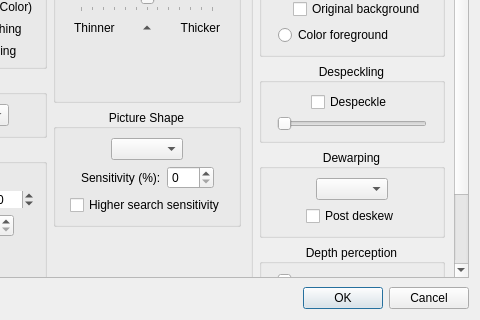
Qt form src/scantailor/app/ui/dialogs/DefaultParamsDialog.ui (adehad/py-scantailor) before a commit; both pictures show x 177 to 657 and y 235 to 555 of the 657 by 555 pixel window.
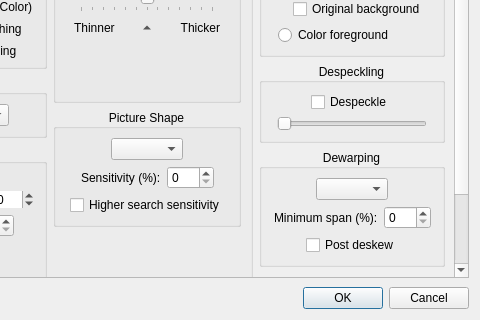
The same form after that commit. The open tabs and pages were chosen to show the change.

Commit message:
Ignore the scan border when tracing dewarp page edges; refuse auto models with too small a span
The minimum span is a parameter, and the Output stage shows each page's dewarp metrics.
Fixes #226. Fixes #227.

Patch:
```diff
--- a/src/scantailor/app/ui/dialogs/DefaultParamsDialog.ui
+++ b/src/scantailor/app/ui/dialogs/DefaultParamsDialog.ui
@@ -3578,6 +3578,56 @@
                   </item>
                  </layout>
                 </item>
+                <item>
+                 <layout class="QHBoxLayout" name="dewarpingMinSpanLayout">
+                  <item>
+                   <spacer name="dewarpingMinSpanSpacerLeft">
+                    <property name="orientation">
+                     <enum>Qt::Horizontal</enum>
+                    </property>
+                    <property name="sizeHint" stdset="0">
+                     <size>
+                      <width>1</width>
+                      <height>1</height>
+                     </size>
+                    </property>
+                   </spacer>
+                  </item>
+                  <item>
+                   <widget class="QLabel" name="dewarpingMinSpanLabel">
+                    <property name="text">
+                     <string>Minimum span (%):</string>
+                    </property>
+                   </widget>
+                  </item>
+                  <item>
+                   <widget class="QSpinBox" name="dewarpingMinSpanSB">
+                    <property name="toolTip">
+                     <string>Leave the page as it is when the curves found lie closer together than this share of the content height</string>
+                    </property>
+                    <property name="minimum">
+                     <number>0</number>
+                    </property>
+                    <property name="maximum">
+                     <number>100</number>
+                    </property>
+                   </widget>
+                  </item>
+                  <item>
+                   <spacer name="dewarpingMinSpanSpacerRight">
+                    <property name="orientation">
+                     <enum>Qt::Horizontal</enum>
+                    </property>
+                    <property name="sizeHint" stdset="0">
+                     <size>
+                      <width>1</width>
+                      <height>1</height>
+                     </size>
+                    </property>
+                   </spacer>
+                  </item>
+                 </layout>
+                </item>
                 <item>
                  <layout class="QHBoxLayout" name="horizontalLayout_21">
                   <item>
```
The commit also changes 21 other files.
